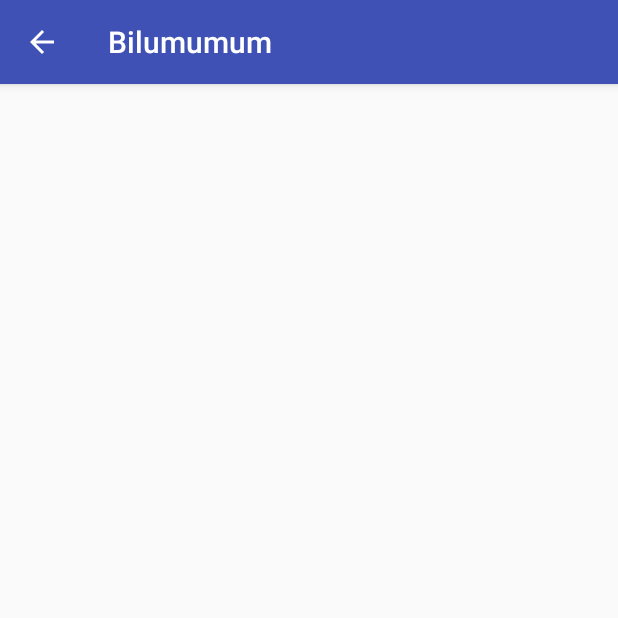
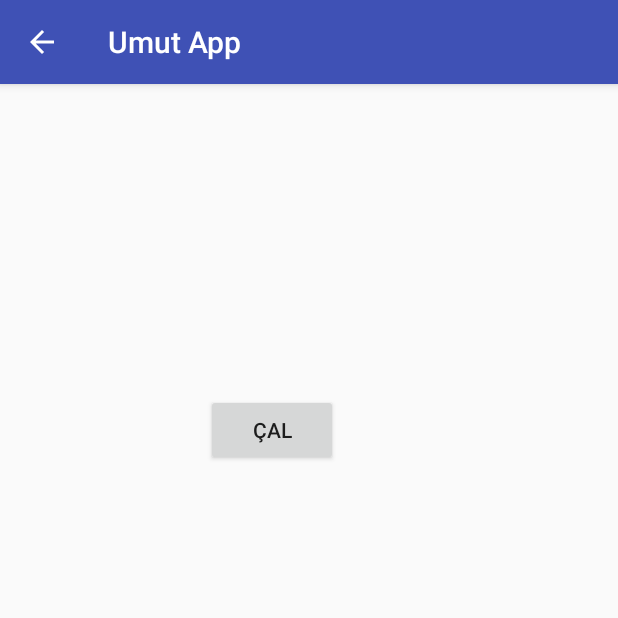
Before and after one commit to umutguder/AndroidApp, an Android app: the DisplayMessageActivity screen opened directly, with no data from a screen before it, on a phone screen of 412 x 824 dp, the top half of it. Run offline under Robolectric (Android 15) with nearby library versions, the phone set to English and light mode, and no system bars.

Commit message:
Initial commit

```diff
--- a/app/src/main/java/com/ses/bilumumum/bilumumum/DisplayMessageActivity.java
+++ b/app/src/main/java/com/ses/bilumumum/bilumumum/DisplayMessageActivity.java
@@ -1,13 +1,16 @@
 package com.ses.bilumumum.bilumumum;
 
 import android.content.Intent;
+import android.media.MediaPlayer;
 import android.support.v7.app.AppCompatActivity;
 import android.os.Bundle;
+import android.view.View;
+import android.widget.Button;
 import android.widget.TextView;
 
 public class DisplayMessageActivity extends AppCompatActivity {
 
-    @Override
+     @Override
     protected void onCreate(Bundle savedInstanceState) {
         super.onCreate(savedInstanceState);
         setContentView(R.layout.activity_display_message);
@@ -20,6 +23,17 @@ public class DisplayMessageActivity extends AppCompatActivity {
         TextView textView = (TextView) findViewById(R.id.textView);
         textView.setText(message);
 
+        final MediaPlayer mp = MediaPlayer.create(this, R.raw.maroon);
 
+        Button buttonSound = (Button) findViewById(R.id.buttonSound);
+
+        buttonSound.setOnClickListener(new View.OnClickListener(){
+
+            @Override
+            public void onClick(View v) {
+                mp.start();
+            }
+        });
     }
+
 }
--- a/app/src/main/java/com/ses/bilumumum/bilumumum/MainActivity.java
+++ b/app/src/main/java/com/ses/bilumumum/bilumumum/MainActivity.java
@@ -1,6 +1,7 @@
 package com.ses.bilumumum.bilumumum;
 
 import android.content.Intent;
+import android.media.MediaPlayer;
 import android.support.v7.app.AppCompatActivity;
 import android.os.Bundle;
 import android.view.View;
@@ -25,9 +26,8 @@ public class MainActivity extends AppCompatActivity {
         EditText editText = (EditText) findViewById(R.id.editText);
         String message = editText.getText().toString();
         intent.putExtra(EXTRA_MESSAGE, message);
+
         startActivity(intent);
-
-
     }
 
 
--- a/app/src/main/res/layout/activity_display_message.xml
+++ b/app/src/main/res/layout/activity_display_message.xml
@@ -4,17 +4,33 @@
     xmlns:tools="http://schemas.android.com/tools"
     android:layout_width="match_parent"
     android:layout_height="match_parent"
-    tools:context="com.ses.bilumumum.bilumumum.DisplayMessageActivity">
+    tools:context="com.ses.bilumumum.bilumumum.DisplayMessageActivity"
+    tools:layout_editor_absoluteY="81dp"
+    tools:layout_editor_absoluteX="0dp">
 
     <TextView
         android:id="@+id/textView"
+        android:layout_width="174dp"
+        android:layout_height="49dp"
+        android:layout_marginTop="84dp"
+        android:text="Parçayı Çalmak İçin Basınız"
+        android:textAppearance="@style/TextAppearance.AppCompat.Body1"
+        android:textStyle="bold"
+        app:layout_constraintTop_toTopOf="parent"
+        app:layout_constraintRight_toRightOf="parent"
+        app:layout_constraintLeft_toLeftOf="parent"
+        app:layout_constraintHorizontal_bias="0.404" />
+
+    <Button
+        android:id="@+id/buttonSound"
         android:layout_width="wrap_content"
         android:layout_height="wrap_content"
-        android:layout_marginTop="32dp"
-        android:text="TextView"
-        android:textAppearance="@style/TextAppearance.AppCompat.Body1"
-        android:textStyle="bold"
+        android:layout_marginTop="73dp"
+        android:onClick="sesCal"
+        android:text="Çal"
+        app:layout_constraintHorizontal_bias="0.424"
         app:layout_constraintLeft_toLeftOf="parent"
         app:layout_constraintRight_toRightOf="parent"
-        app:layout_constraintTop_toTopOf="parent" />
+        app:layout_constraintTop_toBottomOf="@+id/textView"
+        tools:text="Ses" />
 </android.support.constraint.ConstraintLayout>
--- a/app/src/main/res/values/strings.xml
+++ b/app/src/main/res/values/strings.xml
@@ -1,5 +1,5 @@
 <resources>
-    <string name="app_name">Bilumumum</string>
-    <string name="edit_message">Enter a Message</string>
-    <string name="button_send">Send</string>
+    <string name="app_name">Umut App</string>
+    <string name="edit_message">Mesajınızı Yazın</string>
+    <string name="button_send">Gönder</string>
 </resources>
```
Also changed, not shown: 1 other file.
